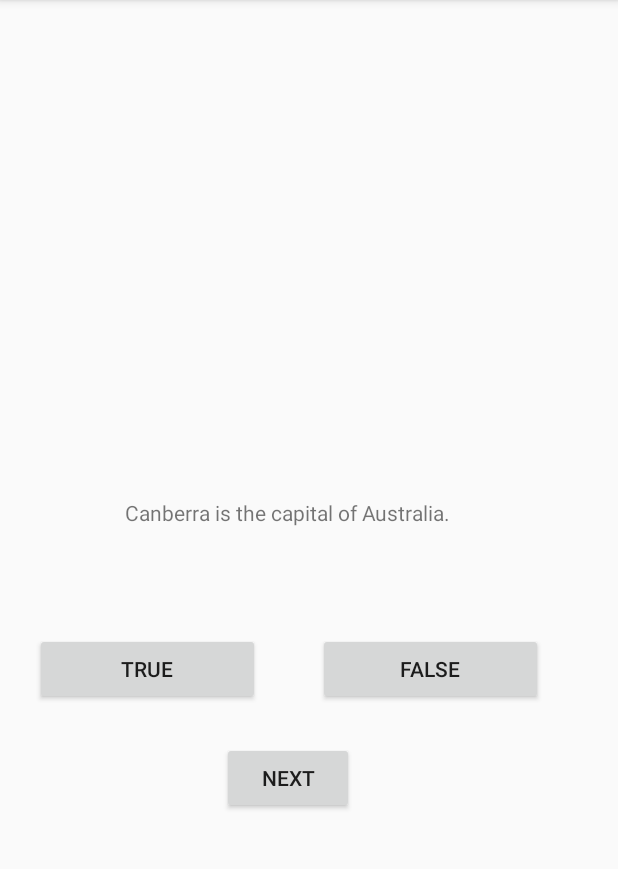
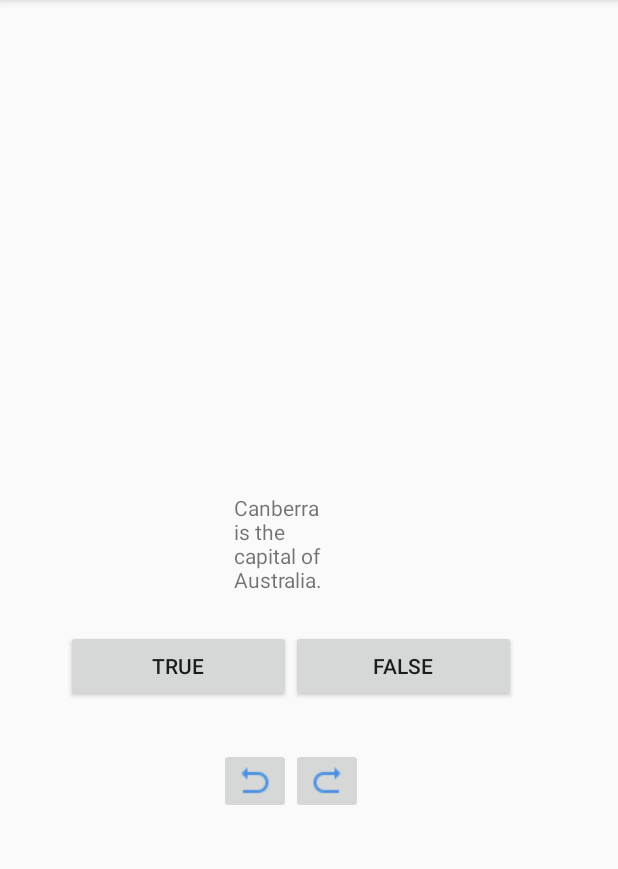
Before and after one commit to chiamtw95/-uni-Android-Labs, an Android app: the screen it shows after launch (QuizActivity), on a phone screen of 412 x 824 dp, the part 84-953 px from its top. Run offline under Robolectric (Android 15) with nearby library versions, the phone set to English and light mode, and no system bars; 2 statements that could not run were skipped.

Commit message:
modified buttons to image buttons and added previous button

```diff
--- a/GeoQuiz/app/src/main/java/com/bignerdranch/android/geoquiz/QuizActivity.java
+++ b/GeoQuiz/app/src/main/java/com/bignerdranch/android/geoquiz/QuizActivity.java
@@ -30,7 +30,7 @@ public class QuizActivity extends AppCompatActivity {
         setContentView(R.layout.activity_quiz);
 
         mQuestionTextView = (TextView) findViewById(R.id.question_text_view);
-        update
+        updateQuestion();
 
         mTrueButton = (Button) findViewById(R.id.true_button);
         mFalseButton = (Button) findViewById(R.id.false_button);
--- a/GeoQuiz/app/src/main/res/layout/activity_quiz.xml
+++ b/GeoQuiz/app/src/main/res/layout/activity_quiz.xml
@@ -23,34 +23,41 @@
             android:layout_height="wrap_content"
             android:layout_alignParentBottom="true"
             android:layout_alignParentStart="true"
-            android:layout_marginBottom="190dp"
-            android:layout_marginStart="15dp"
+            android:layout_marginBottom="192dp"
+            android:layout_marginStart="36dp"
             android:text="@string/true_button" />
 
         <Button
             android:id="@+id/false_button"
             android:layout_width="150dp"
             android:layout_height="wrap_content"
-            android:layout_alignParentEnd="true"
             android:layout_alignTop="@+id/true_button"
-            android:layout_marginEnd="14dp"
+            android:layout_toEndOf="@+id/true_button"
             android:text="@string/false_button" />
 
-        <Button
+        <ImageButton
             android:id="@+id/next_button"
             android:layout_width="wrap_content"
             android:layout_height="wrap_content"
             android:layout_alignParentBottom="true"
-            android:layout_centerHorizontal="true"
             android:layout_marginBottom="117dp"
-            android:text="@string/next_button" />
+            android:layout_toEndOf="@+id/true_button"
+            android:src="@drawable/arrow_right" />
+
+        <ImageButton
+            android:id="@+id/previous_button"
+            android:layout_width="wrap_content"
+            android:layout_height="wrap_content"
+            android:layout_alignEnd="@+id/true_button"
+            android:layout_alignTop="@+id/next_button"
+            android:src="@drawable/arrow_left" />
 
         <TextView
             android:id="@+id/question_text_view"
-            android:layout_width="wrap_content"
+            android:layout_width="71dp"
             android:layout_height="wrap_content"
             android:layout_alignParentTop="true"
             android:layout_centerHorizontal="true"
-            android:layout_marginTop="223dp" />
+            android:layout_marginTop="220dp" />
     </RelativeLayout>
 </android.support.constraint.ConstraintLayout>
```
Also changed, not shown: GeoQuiz/app/src/main/res/drawable/drawable-v24/ic_launcher_foreground.xml (added, +34 -0 lines), GeoQuiz/app/src/main/res/drawable/arrow_left.png (added), GeoQuiz/app/src/main/res/drawable/arrow_right.png (added).
